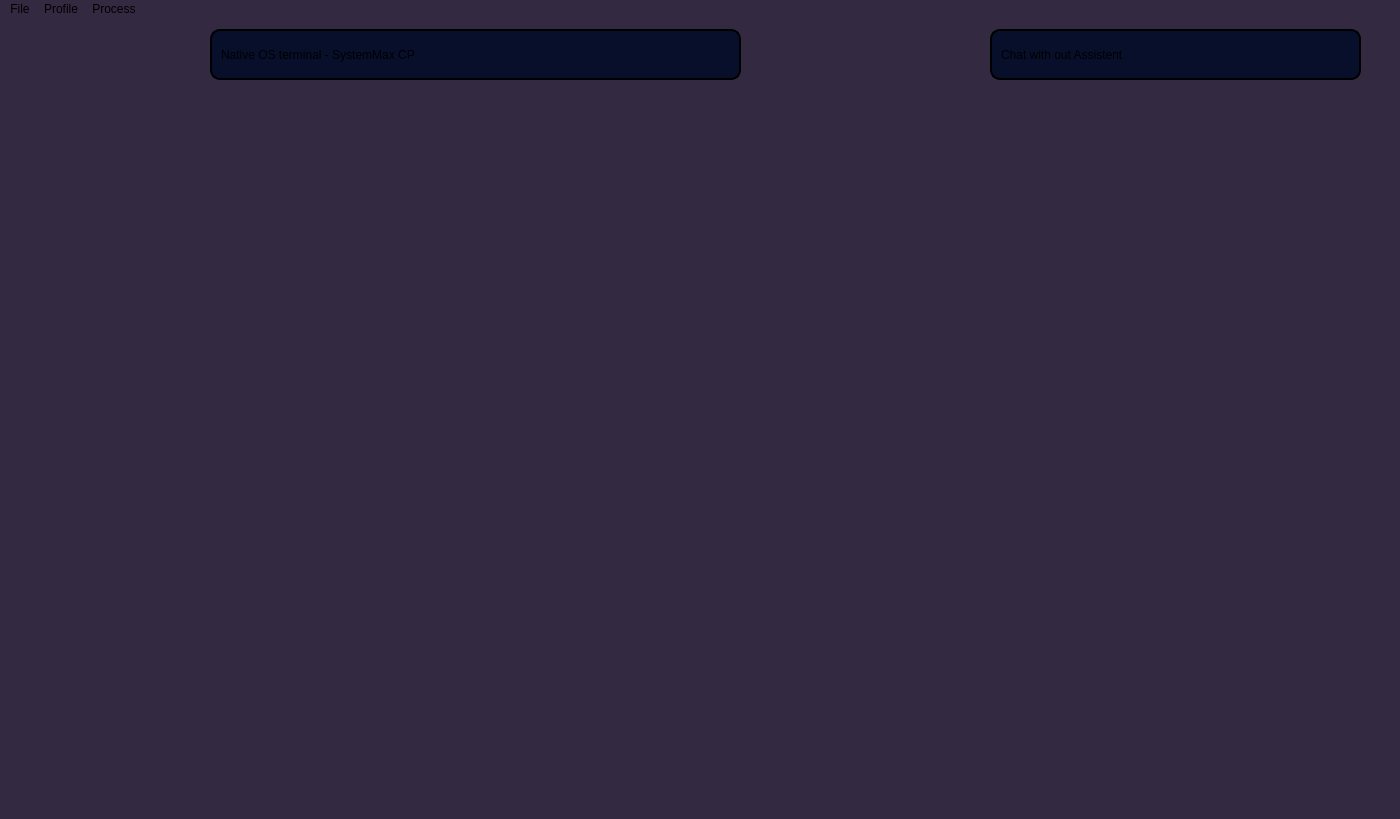
Qt form SystemMax-Client2/ui/gui.ui (vladistr08/SystemMax-Client) before a commit.
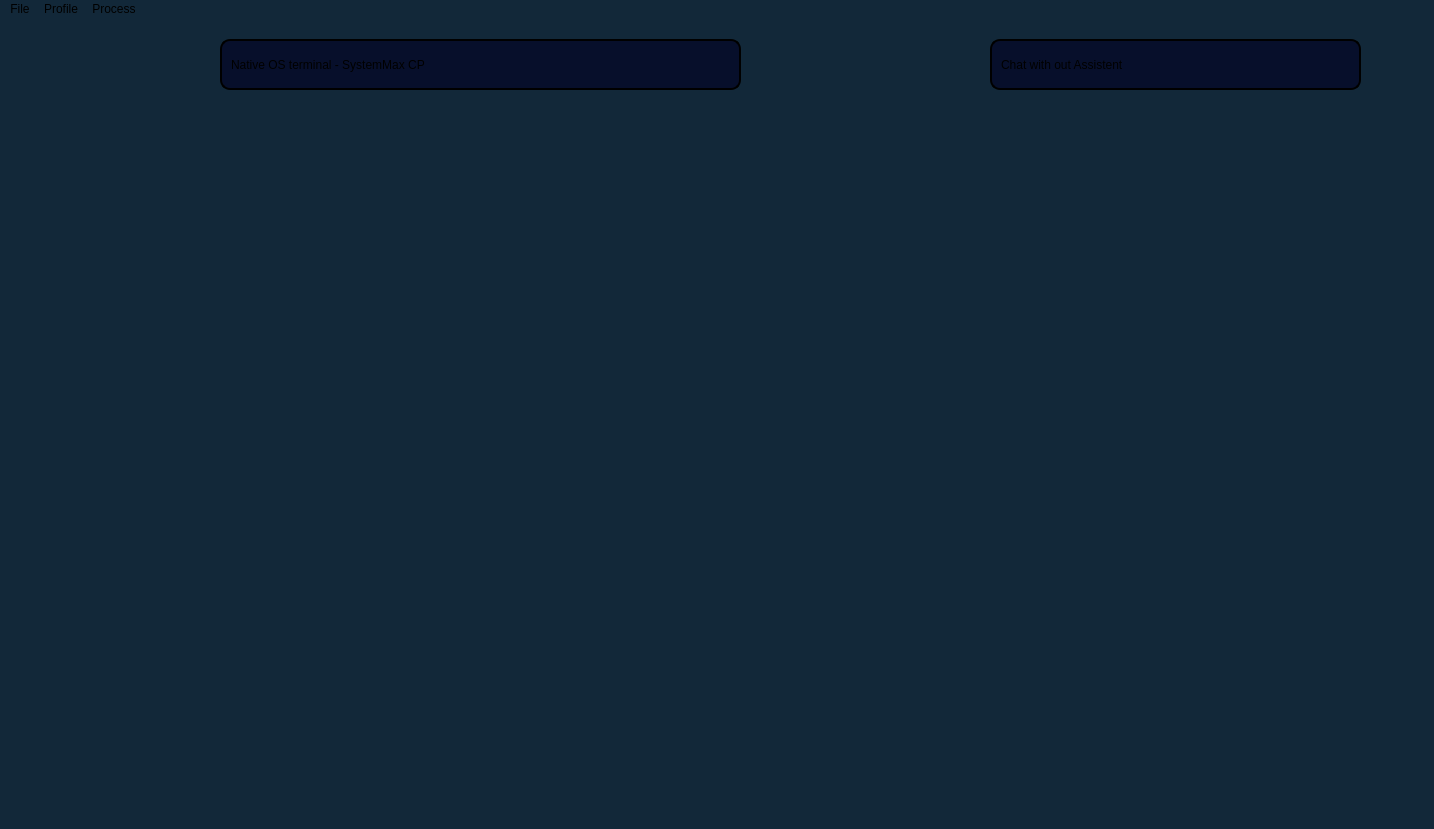
The same form after that commit.

```diff
--- a/SystemMax-Client2/ui/gui.ui
+++ b/SystemMax-Client2/ui/gui.ui
@@ -6,23 +6,23 @@
    <rect>
     <x>0</x>
     <y>0</y>
-    <width>1400</width>
-    <height>819</height>
+    <width>1434</width>
+    <height>829</height>
    </rect>
   </property>
   <property name="windowTitle">
    <string>MainWindow</string>
   </property>
   <property name="styleSheet">
-   <string notr="true">background-color: #332941;</string>
+   <string notr="true">background-color: #122839;</string>
   </property>
   <widget class="QWidget" name="centralwidget">
    <widget class="QLabel" name="label">
     <property name="geometry">
      <rect>
-      <x>210</x>
-      <y>10</y>
-      <width>531</width>
+      <x>220</x>
+      <y>20</y>
+      <width>521</width>
       <height>51</height>
      </rect>
     </property>
@@ -42,10 +42,10 @@
    <widget class="QWidget" name="horizontalLayoutWidget">
     <property name="geometry">
      <rect>
-      <x>50</x>
-      <y>80</y>
-      <width>911</width>
-      <height>661</height>
+      <x>20</x>
+      <y>90</y>
+      <width>951</width>
+      <height>681</height>
      </rect>
     </property>
     <layout class="QHBoxLayout" name="terminalLayout"/>
@@ -54,9 +54,9 @@
     <property name="geometry">
      <rect>
       <x>980</x>
-      <y>80</y>
+      <y>100</y>
       <width>391</width>
-      <height>661</height>
+      <height>681</height>
      </rect>
     </property>
     <layout class="QVBoxLayout" name="chatLayout"/>
@@ -65,7 +65,7 @@
     <property name="geometry">
      <rect>
       <x>990</x>
-      <y>10</y>
+      <y>20</y>
       <width>371</width>
       <height>51</height>
      </rect>
@@ -93,7 +93,7 @@
     <rect>
      <x>0</x>
      <y>0</y>
-     <width>1400</width>
+     <width>1434</width>
      <height>37</height>
     </rect>
    </property>
```
Left out of the diff: 6 changed lines with no effect on the pictures.
